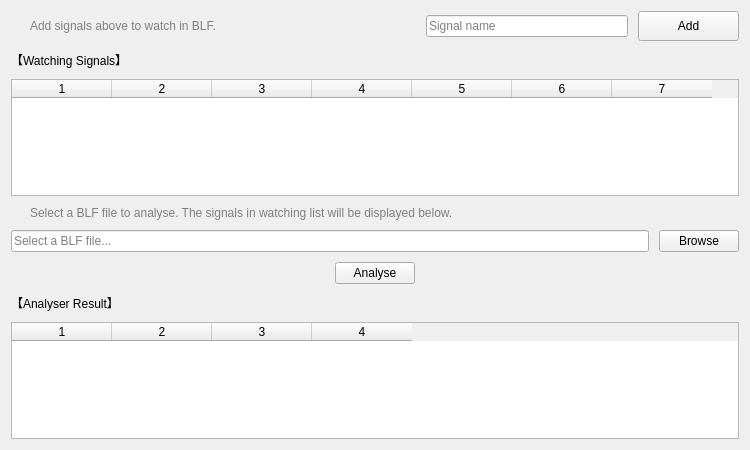
The window that ui/page/Analyser.ui (JoelZhu/CANTool) describes before a commit, drawn with Qt 5.
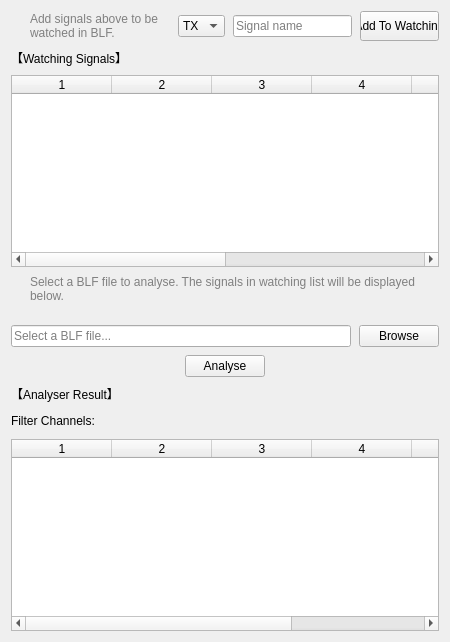
The same window after the commit.

What changed in the file:
```diff
--- a/ui/page/Analyser.ui
+++ b/ui/page/Analyser.ui
@@ -2,27 +2,19 @@
 <ui version="4.0">
     <class>AnalyserWidget</class>
     <widget class="QWidget" name="AnalyserWidget">
-        <property name="geometry">
-            <rect>
-                <x>0</x>
-                <y>0</y>
-                <width>750</width>
-                <height>450</height>
-            </rect>
-        </property>
         <layout class="QGridLayout" name="gridLayout">
             <property name="horizontalSpacing">
-                <number>10</number>
+                <number>8</number>
             </property>
             <property name="verticalSpacing">
-                <number>10</number>
+                <number>8</number>
             </property>
 
-            <!-- 第 0 行：提示标签 + 输入框 + 添加按钮 -->
-            <item row="0" column="0" colspan="4">
+            <!-- 第 0 行：提示标签 & 报文方向 & 输入框 & 添加按钮 -->
+            <item row="0" column="0" colspan="2">
                 <widget class="QLabel" name="labelAddHint">
                     <property name="text">
-                        <string>Add signals above to watch in BLF.</string>
+                        <string>Add signals above to be watched in BLF.</string>
                     </property>
                     <property name="wordWrap">
                         <bool>true</bool>
@@ -38,7 +30,21 @@
                     </property>
                 </widget>
             </item>
-            <item row="0" column="4" colspan="4">
+            <item row="0" column="2" colspan="1">
+                <widget class="QComboBox" name="comboDirection">
+                    <item>
+                        <property name="text">
+                            <string>TX</string>
+                        </property>
+                    </item>
+                    <item>
+                        <property name="text">
+                            <string>RX</string>
+                        </property>
+                    </item>
+                </widget>
+            </item>
+            <item row="0" column="3" colspan="3">
                 <widget class="QLineEdit" name="editSignalName">
                     <property name="placeholderText">
                         <string>Signal name</string>
@@ -57,10 +63,10 @@
                     </property>
                 </widget>
             </item>
-            <item row="0" column="8" colspan="2">
+            <item row="0" column="6" colspan="2">
                 <widget class="QPushButton" name="addButton">
                     <property name="text">
-                        <string>Add</string>
+                        <string>Add To Watching</string>
                     </property>
                     <property name="sizePolicy">
                         <sizepolicy hsizetype="Expanding" vsizetype="Fixed">
@@ -78,7 +84,7 @@
             </item>
 
             <!-- 第 1 行：关注列表标题 -->
-            <item row="1" column="0" colspan="10">
+            <item row="1" column="0" colspan="8">
                 <widget class="QLabel" name="labelWatcher">
                     <property name="text">
                         <string>【Watching Signals】</string>
@@ -87,10 +93,10 @@
             </item>
 
             <!-- 第 2 行：关注列表 -->
-            <item row="2" column="0" colspan="10">
+            <item row="2" column="0" colspan="8">
                 <widget class="QTableWidget" name="tableWatch">
                     <property name="columnCount">
-                        <number>7</number>
+                        <number>8</number>
                     </property>
                     <attribute name="horizontalHeaderVisible">
                         <bool>true</bool>
@@ -113,10 +119,11 @@
             </item>
 
             <!-- 第 3 行：文件选择框提示 -->
-            <item row="3" column="0" colspan="10">
+            <item row="3" column="0" colspan="8">
                 <widget class="QLabel" name="labelBLFHint">
                     <property name="text">
-                        <string>Select a BLF file to analyse. The signals in watching list will be displayed below.</string>
+                        <string>Select a BLF file to analyse. The signals in watching list will be displayed below.
+                        </string>
                     </property>
                     <property name="wordWrap">
                         <bool>true</bool>
@@ -128,7 +135,7 @@
             </item>
 
             <!-- 第 4 行：文件选择框 -->
-            <item row="4" column="0" colspan="10">
+            <item row="4" column="0" colspan="8">
                 <layout class="QHBoxLayout" name="fileLayout">
                     <item>
                         <widget class="QLineEdit" name="filePathEdit">
@@ -154,7 +161,7 @@
             </item>
 
             <!-- 第 5 行：分析按钮 -->
-            <item row="5" column="0" colspan="10" alignment="Qt::AlignHCenter">
+            <item row="5" column="0" colspan="8" alignment="Qt::AlignHCenter">
                 <widget class="QPushButton" name="analyseButton">
                     <property name="text">
                         <string>Analyse</string>
@@ -169,7 +176,7 @@
             </item>
 
             <!-- 第 6 行：分析结果标题 -->
-            <item row="6" column="0" colspan="10">
+            <item row="6" column="0" colspan="8">
                 <widget class="QLabel" name="labelResult">
                     <property name="text">
                         <string>【Analyser Result】</string>
@@ -177,11 +184,42 @@
                 </widget>
             </item>
 
-            <!-- 第 7 行：结果表格 -->
-            <item row="7" column="0" colspan="10">
+            <!-- 第 7 行：结果条件筛选 -->
+            <item row="7" column="0" colspan="8">
+                <layout class="QHBoxLayout" name="filterLayout">
+                    <item>
+                        <widget class="QLabel" name="labelFilter">
+                            <property name="text">
+                                <string>Filter Channels:</string>
+                            </property>
+                        </widget>
+                    </item>
+                    <item>
+                        <layout class="QHBoxLayout" name="channelFilterLayout">
+                            <!-- 此处动态添加 Channel 的复选框 -->
+                        </layout>
+                    </item>
+                    <item>
+                        <spacer name="horizontalSpacer">
+                            <property name="orientation">
+                                <enum>Qt::Horizontal</enum>
+                            </property>
+                            <property name="sizeHint" stdset="0">
+                                <size>
+                                    <width>40</width>
+                                    <height>20</height>
+                                </size>
+                            </property>
+                        </spacer>
+                    </item>
+                </layout>
+            </item>
+
+            <!-- 第 8 行：结果表格 -->
+            <item row="8" column="0" colspan="8">
                 <widget class="QTableWidget" name="tableResult">
                     <property name="columnCount">
-                        <number>4</number>
+                        <number>6</number>
                     </property>
                     <attribute name="horizontalHeaderVisible">
                         <bool>true</bool>
@@ -197,28 +235,14 @@
                             <string>PhysicalValue</string>
                         </stringlist>
                     </property>
-                </widget>
-            </item>
-
-            <!-- 底部 Spacer（吸收剩余垂直空间） -->
-            <item row="8" column="0" colspan="10">
-                <spacer name="bottomSpacer">
-                    <property name="orientation">
-                        <enum>Qt::Vertical</enum>
-                    </property>
-                    <property name="sizeHint" stdset="0">
-                        <size>
-                            <width>20</width>
-                            <height>0</height>
-                        </size>
-                    </property>
+                    <!-- 填充剩余部分 -->
                     <property name="sizePolicy">
                         <sizepolicy hsizetype="Minimum" vsizetype="Expanding">
                             <horstretch>0</horstretch>
                             <verstretch>1</verstretch>
                         </sizepolicy>
                     </property>
-                </spacer>
+                </widget>
             </item>
         </layout>
     </widget>
```
Left out of the diff: 7 changed lines with no effect on the pictures.
